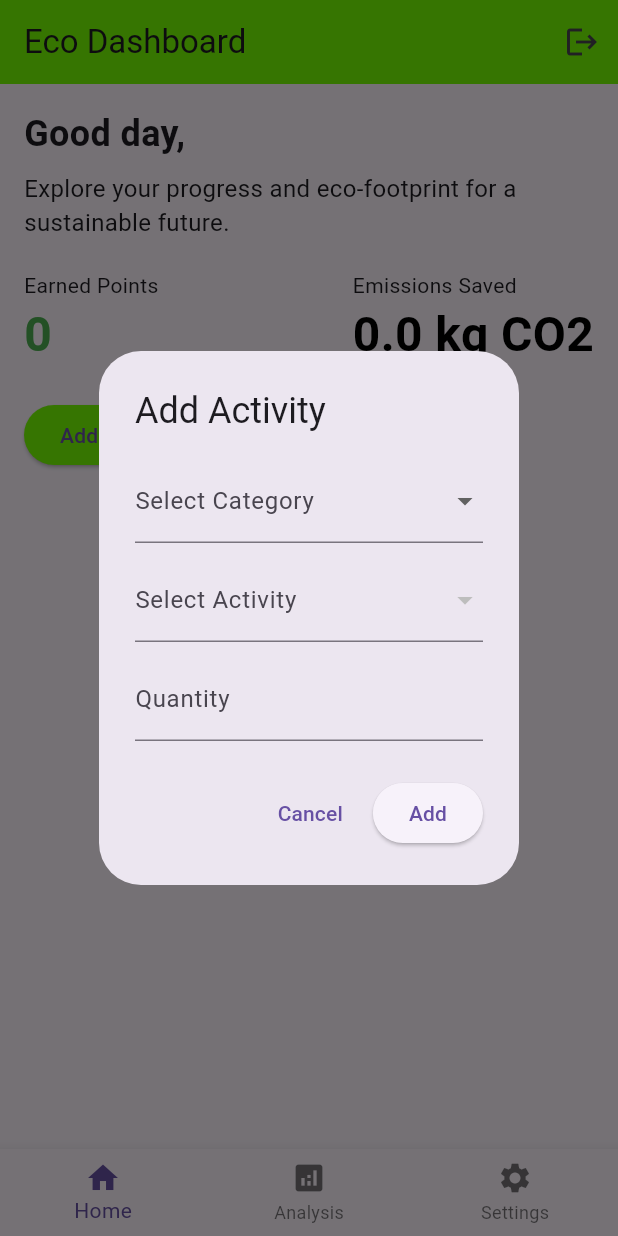
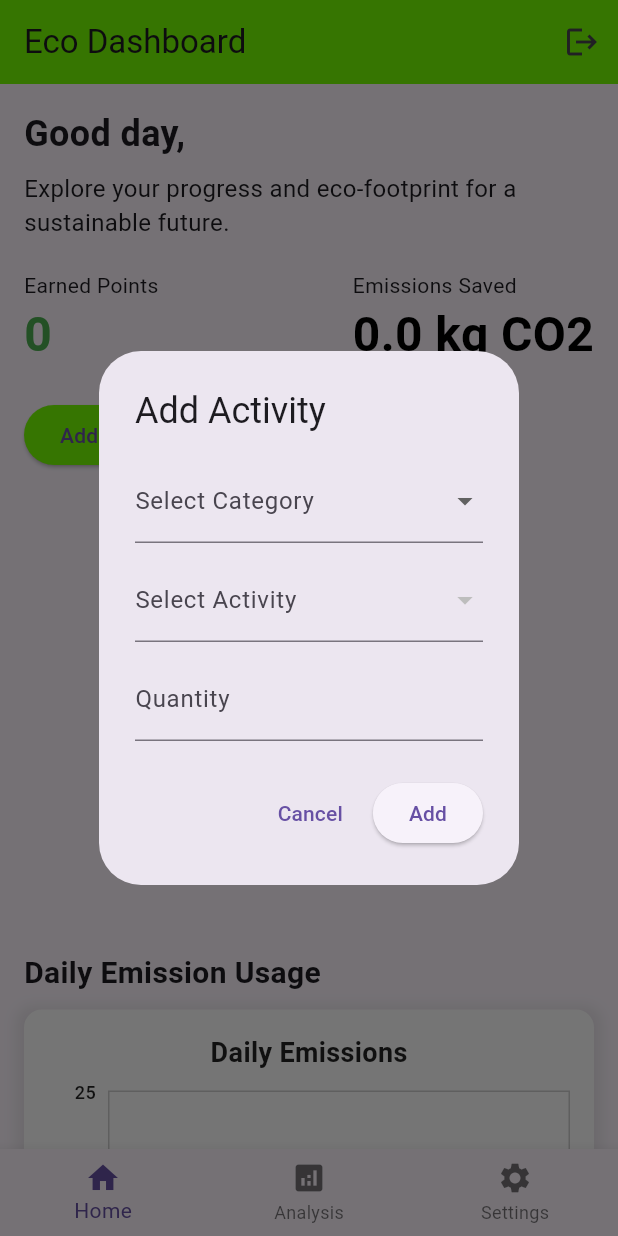
Before and after one commit to SachchitBalamurugan/Carbon_flutter_app, a Flutter app: the ActivityTracker screen opened directly, after a tap on "Add New Activity", on a phone screen of 412 x 824 dp. Run offline on Flutter 3.47's test engine with Material 3 defaults, Android fonts, the phone set to English and light mode, and no system bars; drawn by our look-alikes of fl_chart; our stand-ins replace cloud_firestore, firebase_auth, firebase_core; accounts and stored records are empty.

Commit message:
chart dashboard daily total

```diff
--- /dev/null
+++ b/lib/chart.dart
@@ -0,0 +1,203 @@
+import 'package:firebase_auth/firebase_auth.dart';
+import 'package:flutter/material.dart';
+import 'package:cloud_firestore/cloud_firestore.dart';
+import 'package:fl_chart/fl_chart.dart';
+import 'package:intl/intl.dart';
+
+class EmissionChart extends StatefulWidget {
+  const EmissionChart({Key? key}) : super(key: key);
+
+  @override
+  _EmissionChartState createState() => _EmissionChartState();
+}
+
+class _EmissionChartState extends State<EmissionChart> {
+  List<FlSpot> emissionsData = [];
+  List<String> dates = [];
+  double maxYValue = 0;
+
+  @override
+  void initState() {
+    super.initState();
+    _fetchEmissionsData();
+  }
+
+  Future<void> _fetchEmissionsData() async {
+    User? user = FirebaseAuth.instance.currentUser;
+    if (user != null) {
+      QuerySnapshot snapshot = await FirebaseFirestore.instance
+          .collection('users')
+          .doc(user.uid)
+          .collection('activities')
+          .orderBy('timestamp')
+          .get();
+
+      Map<DateTime, double> dailyEmissions = {};
+
+      for (var doc in snapshot.docs) {
+        double emissions = doc['emissions']?.toDouble() ?? 0.0;
+        Timestamp timestamp = doc['timestamp'];
+        DateTime date = timestamp.toDate();
+        DateTime dateOnly = DateTime(date.year, date.month, date.day);
+
+        if (dailyEmissions.containsKey(dateOnly)) {
+          dailyEmissions[dateOnly] = dailyEmissions[dateOnly]! + emissions;
+        } else {
+          dailyEmissions[dateOnly] = emissions;
+        }
+      }
+
+      List<FlSpot> spots = [];
+      List<String> dateLabels = [];
+      double maxValue = 0;
+
+      int index = 0;
+      dailyEmissions.entries.forEach((entry) {
+        double value = entry.value;
+        spots.add(FlSpot(index.toDouble(), value));
+        dateLabels.add(DateFormat('MM/dd').format(entry.key));
+        maxValue = value > maxValue ? value : maxValue;
+        index++;
+      });
+
+      setState(() {
+        emissionsData = spots;
+        dates = dateLabels;
+        maxYValue = maxValue + 25;
+      });
+    }
+  }
+
+  @override
+  Widget build(BuildContext context) {
+    return Container(
+      height: 350,
+      padding: const EdgeInsets.all(16.0),
+      decoration: BoxDecoration(
+        color: Colors.white,
+        borderRadius: BorderRadius.circular(12),
+        boxShadow: [
+          BoxShadow(
+            color: Colors.grey.withOpacity(0.2),
+            spreadRadius: 5,
+            blurRadius: 7,
+            offset: const Offset(0, 3),
+          ),
+        ],
+      ),
+      child: Column(
+        children: [
+          const Text(
+            "Daily Emissions",
+            style: TextStyle(
+              fontSize: 18,
+              fontWeight: FontWeight.bold,
+              color: Colors.black87,
+            ),
+          ),
+          const SizedBox(height: 12),
+          Expanded(
+            child: LineChart(
+              LineChartData(
+                gridData: FlGridData(
+                  show: true,
+                  drawVerticalLine: false,
+                  horizontalInterval: 25,
+                  getDrawingHorizontalLine: (value) => FlLine(
+                    color: Colors.grey.withOpacity(0.3),
+                    strokeWidth: 1,
+                  ),
+                ),
+                titlesData: FlTitlesData(
+                  leftTitles: AxisTitles(
+                    sideTitles: SideTitles(
+                      showTitles: true,
+                      interval: 25,
+                      reservedSize: 40,
+                      getTitlesWidget: (value, meta) => Padding(
+                        padding: const EdgeInsets.only(right: 8.0),
+                        child: Text(
+                          value.toInt().toString(),
+                          style: const TextStyle(
+                            color: Colors.black87,
+                            fontSize: 12,
+                            fontWeight: FontWeight.w500,
+                          ),
+                          textAlign: TextAlign.right,
+                        ),
+                      ),
+                    ),
+                  ),
+                  bottomTitles: AxisTitles(
+                    sideTitles: SideTitles(
+                      showTitles: true,
+                      interval: 1,
+                      getTitlesWidget: (value, meta) {
+                        int index = value.toInt();
+                        if (index >= 0 && index < dates.length) {
+                          return Padding(
+                            padding: const EdgeInsets.only(top: 8.0),
+                            child: Text(
+                              dates[index],
+                              style: const TextStyle(
+                                color: Colors.black87,
+                                fontSize: 10,
+                                fontWeight: FontWeight.w500,
+                              ),
+                            ),
+                          );
+                        }
+                        return const Text('');
+                      },
+                      reservedSize: 30,
+                    ),
+                  ),
+                  rightTitles: AxisTitles(
+                    sideTitles: SideTitles(showTitles: false),
+                  ),
+                  topTitles: AxisTitles(
+                    sideTitles: SideTitles(showTitles: false),
+                  ),
+                ),
+                borderData: FlBorderData(
+                  show: true,
+                  border: Border.all(
+                    color: Colors.grey.withOpacity(0.5),
+                    width: 1,
+                  ),
+                ),
+                minX: 0,
+                maxX: emissionsData.isNotEmpty ? emissionsData.length - 1.0 : 0,
+                minY: 0,
+                maxY: maxYValue,
+                lineBarsData: [
+                  LineChartBarData(
+                    spots: emissionsData,
+                    isCurved: true,
+                    gradient: const LinearGradient(
+                      colors: [Colors.blueAccent, Colors.cyan],
+                    ),
+                    barWidth: 3,
+                    isStrokeCapRound: true,
+                    belowBarData: BarAreaData(
+                      show: true,
+                      gradient: LinearGradient(
+                        colors: [
+                          Colors.blueAccent.withOpacity(0.2),
+                          Colors.cyan.withOpacity(0.1)
+                        ],
+                      ),
+                    ),
+                    dotData: FlDotData(show: true, checkToShowDot: (spot, barData) {
+                      return true; // Set to true to show the dot
+                    }),
+                  ),
+                ],
+              ),
+            ),
+          ),
+        ],
+      ),
+    );
+  }
+}
--- a/lib/home.dart
+++ b/lib/home.dart
@@ -2,8 +2,9 @@ import 'package:flutter/material.dart';
 import 'package:firebase_core/firebase_core.dart';
 import 'package:firebase_auth/firebase_auth.dart';
 import 'package:cloud_firestore/cloud_firestore.dart';
+import 'chart.dart';
 import 'firebase_options.dart';
-
+import 'package:fl_chart/fl_chart.dart';
 void main() async {
   WidgetsFlutterBinding.ensureInitialized();
   await Firebase.initializeApp(
@@ -296,7 +297,8 @@ class _ActivityTrackerState extends State<ActivityTracker> {
         ],
         backgroundColor: Colors.lightGreenAccent[400],
       ),
-      body: Padding(
+    body: SingleChildScrollView(
+    child: Padding(
         padding: const EdgeInsets.all(16.0),
         child: Column(
           crossAxisAlignment: CrossAxisAlignment.start,
@@ -315,7 +317,6 @@ class _ActivityTrackerState extends State<ActivityTracker> {
               style: TextStyle(fontSize: 16),
             ),
             const SizedBox(height: 20),
-
             // Total Points and Emissions Saved
             Row(
               mainAxisAlignment: MainAxisAlignment.spaceBetween,
@@ -393,9 +394,16 @@ class _ActivityTrackerState extends State<ActivityTracker> {
                 ),
               ),
             ),
+            const Text(
+              'Daily Emission Usage',
+              style: TextStyle(fontSize: 20, fontWeight: FontWeight.bold),
+            ),
+            const SizedBox(height: 10),
+            const EmissionChart(), // This will display the chart
           ],
         ),
       ),
+    ),
       bottomNavigationBar: BottomNavigationBar(
         currentIndex: 0,
         onTap: (index) {
--- a/pubspec.yaml
+++ b/pubspec.yaml
@@ -39,6 +39,7 @@ dependencies:
   # The following adds the Cupertino Icons font to your application.
   # Use with the CupertinoIcons class for iOS style icons.
   cupertino_icons: ^1.0.8
+  intl: ^0.20.1
 
 dev_dependencies:
   flutter_test:
```
Also changed, not shown: lib/barGraph.dart (added, +148 -0 lines), pubspec.lock.
